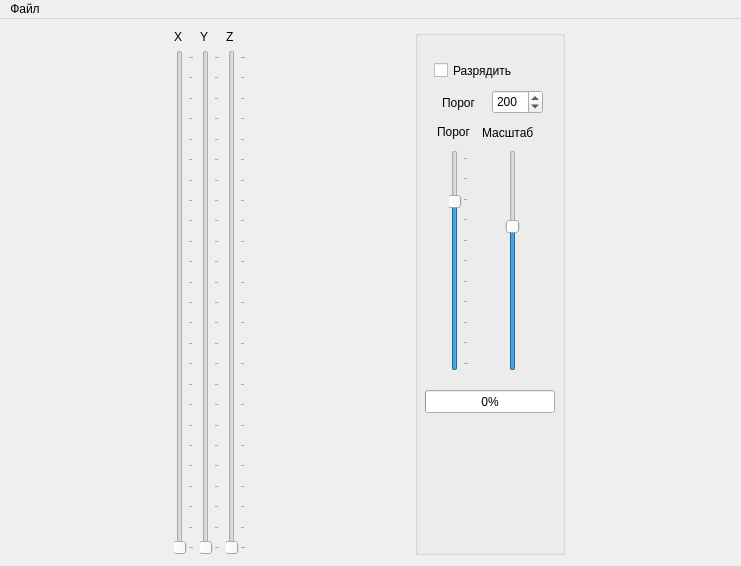
First picture: the form in rip3d.ui, repository Nixson/rip3d, before the edit.
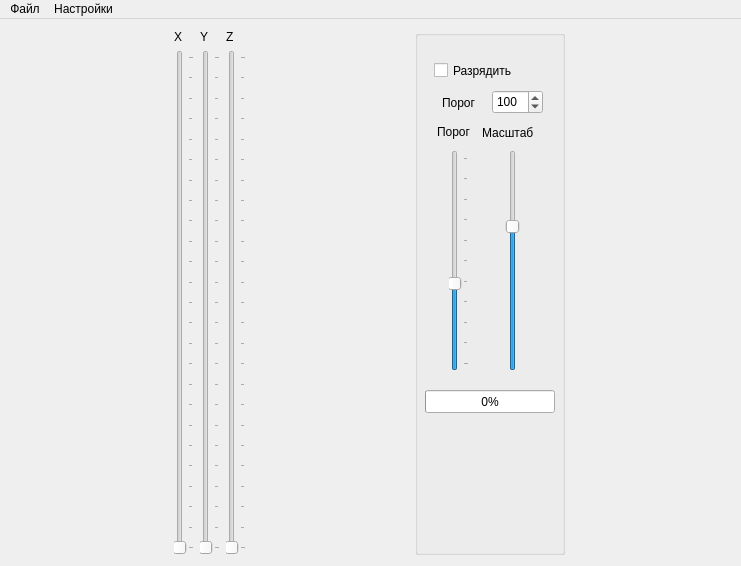
Second picture: the form after the edit.

The edit to the form file:
```diff
--- a/rip3d.ui
+++ b/rip3d.ui
@@ -57,7 +57,7 @@
         <number>254</number>
        </property>
        <property name="value">
-        <number>200</number>
+        <number>100</number>
        </property>
       </widget>
       <widget class="QSlider" name="verticalSlider">
@@ -85,7 +85,7 @@
         <number>5</number>
        </property>
        <property name="value">
-        <number>200</number>
+        <number>100</number>
        </property>
        <property name="orientation">
         <enum>Qt::Vertical</enum>
@@ -359,7 +359,14 @@
     </property>
     <addaction name="loadFile"/>
    </widget>
+   <widget class="QMenu" name="menu_2">
+    <property name="title">
+     <string>Настройки</string>
+    </property>
+    <addaction name="mmSettings"/>
+   </widget>
    <addaction name="menu"/>
+   <addaction name="menu_2"/>
   </widget>
   <action name="loadFile">
    <property name="text">
```
Left out of the diff: 40 changed lines with no effect on the pictures.
